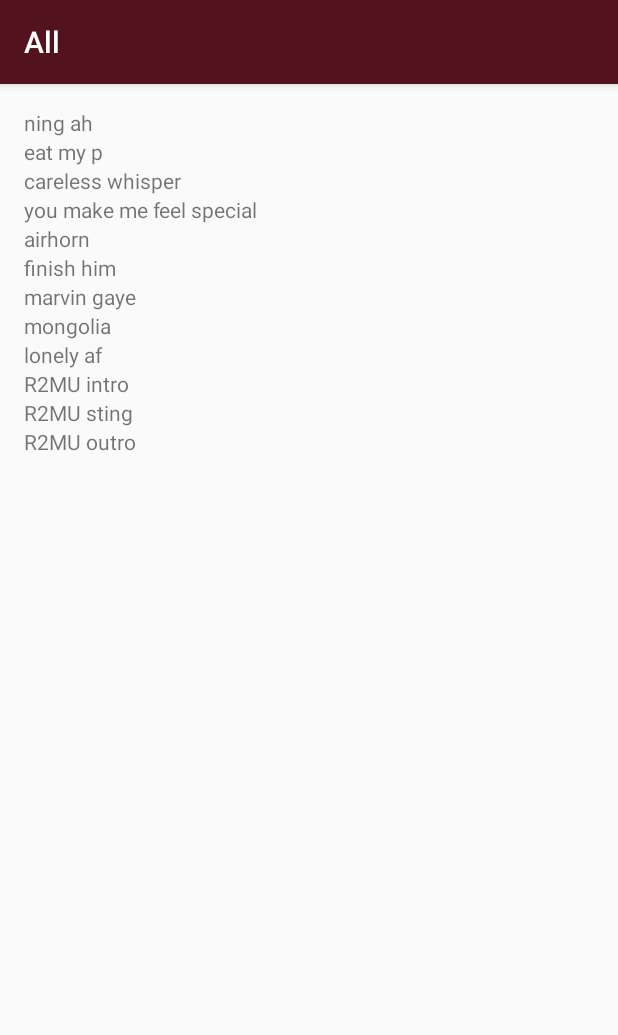
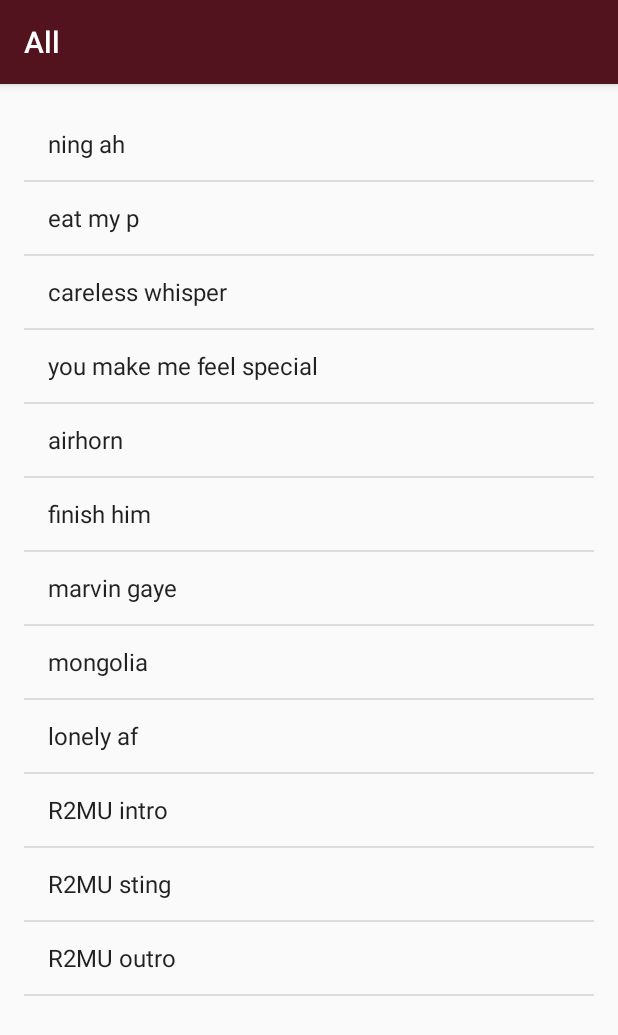
Before and after one commit to Virunee/rice-to-meet-you-android-app, an Android app: the AllActivity screen opened directly, with no data from a screen before it, on a phone screen of 412 x 824 dp. Shown: the top 1035 px of the screen. Run offline under Robolectric (Android 15) with nearby library versions, the phone set to English and light mode, and no system bars.

Commit message:
convert list to listView

```diff
--- a/app/src/main/java/com/virunee/ricetomeetyousoundboard/AllActivity.kt
+++ b/app/src/main/java/com/virunee/ricetomeetyousoundboard/AllActivity.kt
@@ -3,6 +3,8 @@ package com.virunee.ricetomeetyousoundboard
 import androidx.appcompat.app.AppCompatActivity
 import android.os.Bundle
 import android.util.Log
+import android.widget.ArrayAdapter
+import android.widget.ListView
 import android.widget.TextView
 import kotlinx.android.synthetic.main.activity_all.*
 
@@ -25,11 +27,15 @@ class AllActivity : AppCompatActivity() {
         sounds.add("R2MU sting")
         sounds.add("R2MU outro")
 
-        for(i in sounds) {
-            val soundView = TextView(this)
-            soundView.text = i
-            root_view_all.addView(soundView)
-        }
+//        for(i in sounds) {
+//            val soundView = TextView(this)
+//            soundView.text = i
+//            root_view_all.addView(soundView)
+//        }
+
+        val soundsAdapter = ArrayAdapter<String>(this, android.R.layout.simple_list_item_1, sounds)
+        val soundView: ListView = list_view_all
+        soundView.adapter = soundsAdapter
 
     }
 }
--- a/app/src/main/res/layout/activity_all.xml
+++ b/app/src/main/res/layout/activity_all.xml
@@ -1,5 +1,5 @@
 <?xml version="1.0" encoding="utf-8"?>
-<LinearLayout xmlns:android="http://schemas.android.com/apk/res/android"
+<ListView xmlns:android="http://schemas.android.com/apk/res/android"
     xmlns:app="http://schemas.android.com/apk/res-auto"
     xmlns:tools="http://schemas.android.com/tools"
     android:layout_width="match_parent"
@@ -9,7 +9,7 @@
     android:paddingRight="@dimen/activity_horizontal_margin"
     android:paddingTop="@dimen/activity_vertical_margin"
     tools:context=".AllActivity"
-    android:id="@+id/root_view_all"
+    android:id="@+id/list_view_all"
     android:orientation="vertical">
 
-</LinearLayout>
+</ListView>
```
